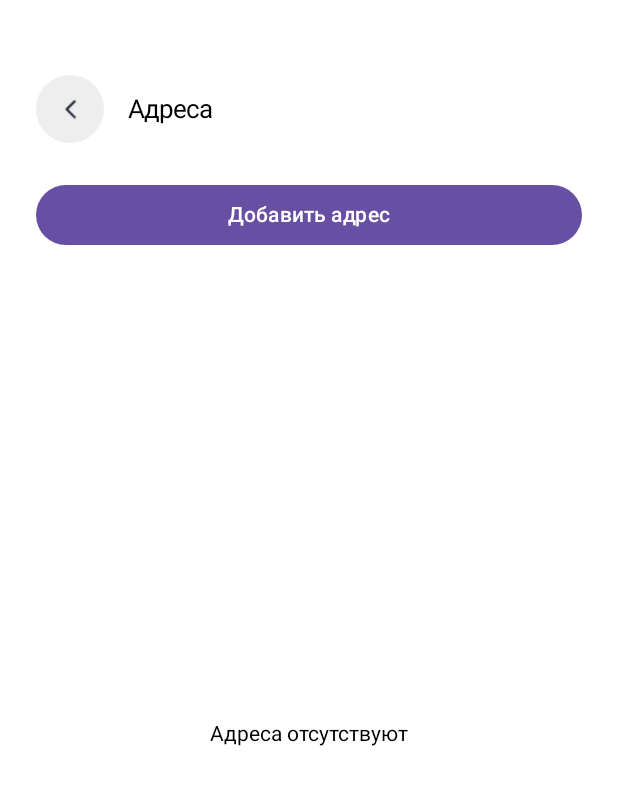
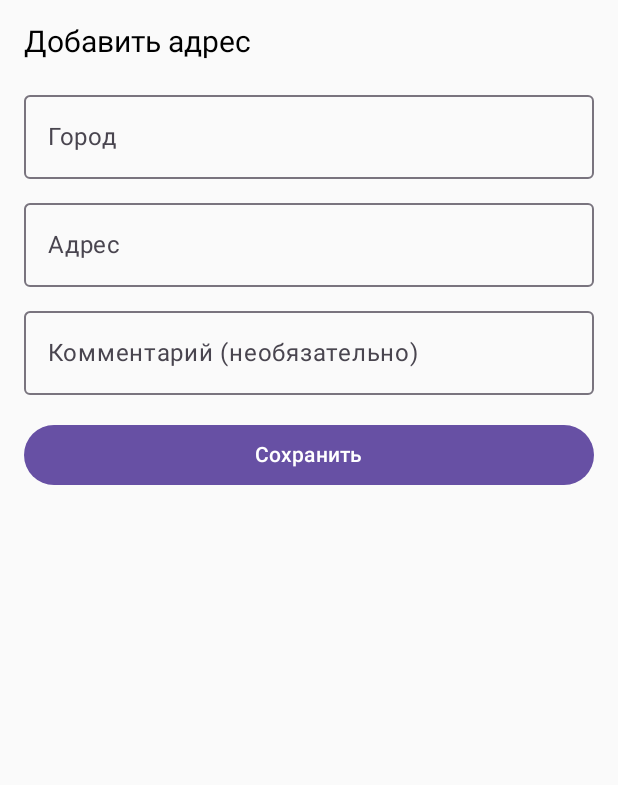
Before and after one commit to verniiiii/FoodGo, an Android app built with Jetpack Compose: the UserAddressesScreen screen opened through its navigation route, after a tap on "Добавить адрес", on a phone screen of 412 x 824 dp. Shown: the top 785 px of the screen. Run offline under Robolectric (Android 15) with nearby library versions, the phone set to English and light mode, and no system bars; our stand-ins replace Dagger/Hilt's generated code.

Commit message:
Личная информация, обновление данных профиля

```diff
--- a/app/build.gradle.kts
+++ b/app/build.gradle.kts
@@ -51,6 +51,10 @@ dependencies {
     implementation ("com.squareup.retrofit2:converter-gson:2.9.0")
     implementation ("com.squareup.okhttp3:okhttp:4.10.0")
 
+    implementation ("com.google.android.gms:play-services-maps:19.2.0")
+    implementation ("com.google.maps.android:maps-compose:2.11.2")
+
+
     implementation (libs.dagger.hilt.android)
     implementation(libs.androidx.hilt)
     kapt (libs.dagger.hilt.compiler)
--- a/app/src/main/java/com/example/foodgo/presentation/navigation/AppNavigation.kt
+++ b/app/src/main/java/com/example/foodgo/presentation/navigation/AppNavigation.kt
@@ -16,6 +16,7 @@ import com.example.foodgo.presentation.screens.home.DishDetailsScreen
 import com.example.foodgo.presentation.screens.home.HomeDeliveryScreen
 import com.example.foodgo.presentation.screens.home.RestaurantDetailsScreen
 import com.example.foodgo.presentation.screens.OnboardingScreen
+import com.example.foodgo.presentation.screens.profile.AddAddressScreen
 import com.example.foodgo.presentation.screens.profile.FAQScreen
 import com.example.foodgo.presentation.screens.profile.FavoritesScreen
 import com.example.foodgo.presentation.screens.profile.PersonalInfoScreen
@@ -134,7 +135,9 @@ fun AppNavigation(preferencesManager: PreferencesManager) {
         }
 
         composable(Destination.ADDRESSES) {
-            UserAddressesScreen(onAddAddressClick = {}, onBackClick = {})
+            UserAddressesScreen(
+                onAddAddressClick = { navController.navigate("add_address") }
+                , onBackClick = {})
         }
 
         composable(Destination.FAVORITES) {
@@ -145,9 +148,10 @@ fun AppNavigation(preferencesManager: PreferencesManager) {
             FAQScreen (onBackClick = {})
         }
 
-        composable(Destination.SETTINGS) {
-            // TODO: реализуй настройки
+        composable("add_address") {
+            AddAddressScreen(onBack = { navController.popBackStack() })
         }
+
 
     }
 }
--- /dev/null
+++ b/app/src/main/java/com/example/foodgo/presentation/screens/profile/AddAddressScreen.kt
@@ -0,0 +1,94 @@
+package com.example.foodgo.presentation.screens.profile
+
+import android.widget.Toast
+import androidx.compose.foundation.layout.Column
+import androidx.compose.foundation.layout.Spacer
+import androidx.compose.foundation.layout.fillMaxSize
+import androidx.compose.foundation.layout.fillMaxWidth
+import androidx.compose.foundation.layout.height
+import androidx.compose.foundation.layout.padding
+import androidx.compose.material3.Button
+import androidx.compose.material3.OutlinedTextField
+import androidx.compose.material3.Text
+import androidx.compose.runtime.Composable
+import androidx.compose.runtime.getValue
+import androidx.compose.runtime.mutableStateOf
+import androidx.compose.runtime.remember
+import androidx.compose.runtime.setValue
+import androidx.compose.ui.Modifier
+import androidx.compose.ui.platform.LocalContext
+import androidx.compose.ui.unit.dp
+import androidx.compose.ui.unit.sp
+import androidx.hilt.navigation.compose.hiltViewModel
+import com.example.foodgo.data.remote.dto.UserAddressDTO
+import com.example.foodgo.presentation.viewmodel.UserViewModel
+
+@Composable
+fun AddAddressScreen(
+    viewModel: UserViewModel = hiltViewModel(),
+    onBack: () -> Unit
+) {
+    var city by remember { mutableStateOf("") }
+    var addressLine by remember { mutableStateOf("") }
+    var comment by remember { mutableStateOf("") }
+
+    val context = LocalContext.current
+
+    Column(
+        modifier = Modifier
+            .fillMaxSize()
+            .padding(16.dp),
+    ) {
+        Text(text = "Добавить адрес", fontSize = 20.sp)
+
+        Spacer(modifier = Modifier.height(16.dp))
+
+        OutlinedTextField(
+            value = city,
+            onValueChange = { city = it },
+            label = { Text("Город") },
+            modifier = Modifier.fillMaxWidth()
+        )
+
+        Spacer(modifier = Modifier.height(8.dp))
+
+        OutlinedTextField(
+            value = addressLine,
+            onValueChange = { addressLine = it },
+            label = { Text("Адрес") },
+            modifier = Modifier.fillMaxWidth()
+        )
+
+        Spacer(modifier = Modifier.height(8.dp))
+
+        OutlinedTextField(
+            value = comment,
+            onValueChange = { comment = it },
+            label = { Text("Комментарий (необязательно)") },
+            modifier = Modifier.fillMaxWidth()
+        )
+
+        Spacer(modifier = Modifier.height(16.dp))
+
+        Button(
+            onClick = {
+                val userId = viewModel.preferencesManager.getUserId()
+                if (userId != null && city.isNotBlank() && addressLine.isNotBlank()) {
+                    val dto = UserAddressDTO(
+                        userId = userId,
+                        addressLine = addressLine,
+                        city = city,
+                        comment = comment.ifBlank { null }
+                    )
+                    viewModel.addAddress(dto)
+                    onBack()
+                } else {
+                    Toast.makeText(context, "Пожалуйста, заполните обязательные поля", Toast.LENGTH_SHORT).show()
+                }
+            },
+            modifier = Modifier.fillMaxWidth()
+        ) {
+            Text("Сохранить")
+        }
+    }
+}
--- a/app/src/main/java/com/example/foodgo/presentation/viewmodel/UserViewModel.kt
+++ b/app/src/main/java/com/example/foodgo/presentation/viewmodel/UserViewModel.kt
@@ -17,7 +17,7 @@ import javax.inject.Inject
 
 @HiltViewModel
 class UserViewModel @Inject constructor(
-    private val preferencesManager: PreferencesManager,
+    val preferencesManager: PreferencesManager,
     private val userApi: UserApi
 ) : ViewModel() {
 
```
